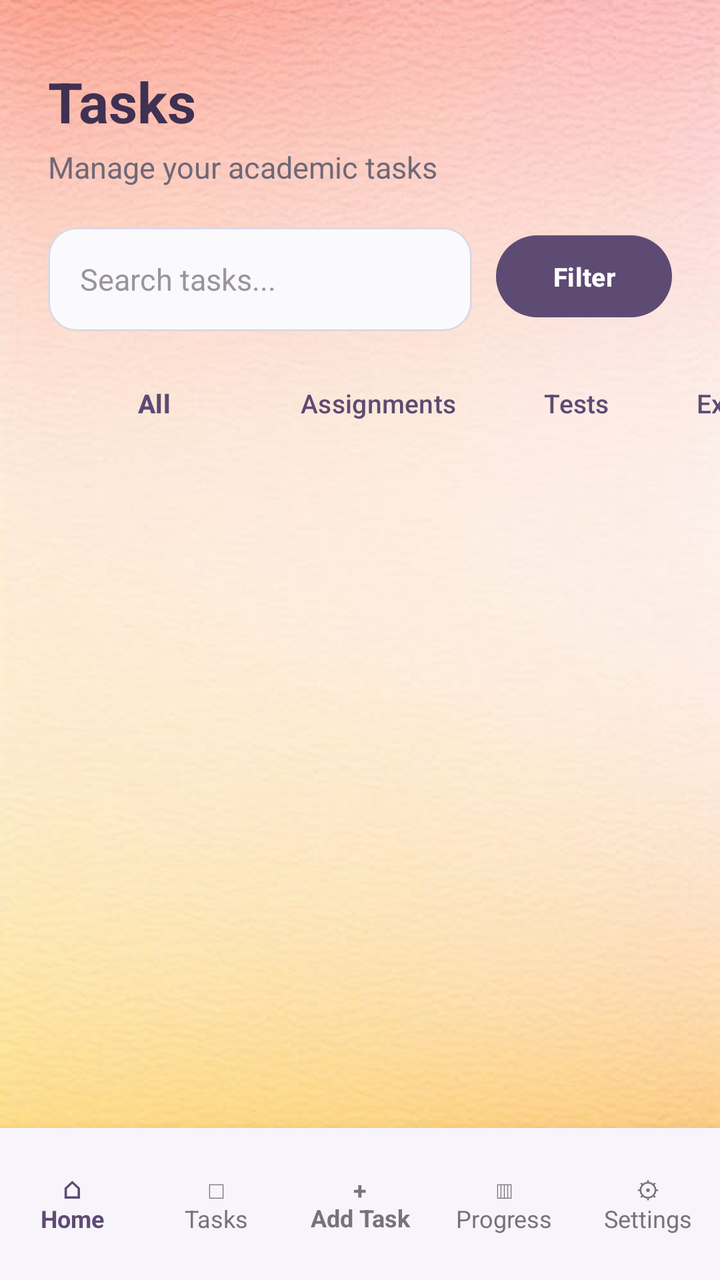
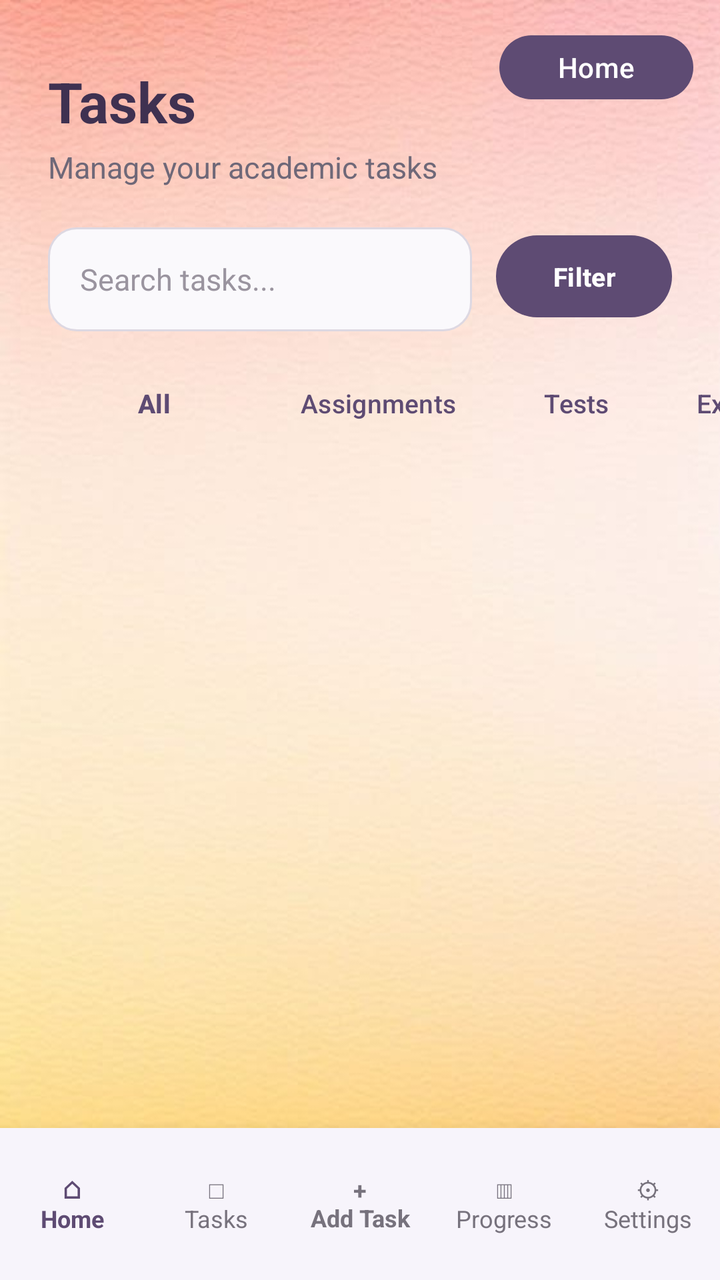

Before-and-after screenshots of an Android layout around one commit, followed by the original layout XML and the change that was made.
<!-- AndroidManifest.xml: application theme Theme.StudyMate -->
<!-- res/layout/fragment_task.xml -->
<?xml version="1.0" encoding="utf-8"?>
<androidx.constraintlayout.widget.ConstraintLayout
    xmlns:android="http://schemas.android.com/apk/res/android"
    xmlns:app="http://schemas.android.com/apk/res-auto"
    xmlns:tools="http://schemas.android.com/tools"
    android:layout_width="match_parent"
    android:layout_height="match_parent"
    android:background="@drawable/background_3"
    tools:context=".TaskFragment">

    <TextView
        android:id="@+id/taskTitle"
        android:layout_width="wrap_content"
        android:layout_height="wrap_content"
        android:layout_marginStart="24dp"
        android:layout_marginTop="32dp"
        android:text="@string/tasks"
        android:textColor="#3F3151"
        android:textSize="28sp"
        android:textStyle="bold"
        app:layout_constraintStart_toStartOf="parent"
        app:layout_constraintTop_toTopOf="parent" />

    <TextView
        android:id="@+id/taskSubtitle"
        android:layout_width="wrap_content"
        android:layout_height="wrap_content"
        android:layout_marginStart="24dp"
        android:layout_marginTop="4dp"
        android:text="@string/manage_your_academic_tasks"
        android:textColor="#6F6878"
        android:textSize="15sp"
        app:layout_constraintStart_toStartOf="parent"
        app:layout_constraintTop_toBottomOf="@id/taskTitle" />

    <EditText
        android:id="@+id/searchTasks"
        android:layout_width="0dp"
        android:layout_height="52dp"
        android:layout_marginStart="24dp"
        android:layout_marginTop="20dp"
        android:layout_marginEnd="12dp"
        android:autofillHints=""
        android:background="@drawable/edit_text_background"
        android:hint="@string/search_tasks"
        android:inputType="text"
        android:paddingStart="16dp"
        android:paddingEnd="16dp"
        android:textColor="#3F3151"
        android:textColorHint="#9A949F"
        android:textSize="15sp"
        app:layout_constraintEnd_toStartOf="@id/btnFilter"
        app:layout_constraintStart_toStartOf="parent"
        app:layout_constraintTop_toBottomOf="@id/taskSubtitle" />

    <Button
        android:id="@+id/btnFilter"
        android:layout_width="0dp"
        android:layout_height="49dp"
        android:layout_marginTop="20dp"
        android:layout_marginEnd="24dp"
        android:text="@string/filter"
        android:textColor="#FFFFFF"
        android:textSize="13sp"
        android:textStyle="bold"
        app:layout_constraintEnd_toEndOf="parent"
        app:layout_constraintTop_toBottomOf="@id/taskSubtitle" />

    <HorizontalScrollView
        android:id="@+id/quickFilterScroll"
        android:layout_width="0dp"
        android:layout_height="wrap_content"
        android:layout_marginTop="14dp"
        android:scrollbars="none"
        app:layout_constraintEnd_toEndOf="parent"
        app:layout_constraintStart_toStartOf="parent"
        app:layout_constraintTop_toBottomOf="@id/searchTasks">

        <LinearLayout
            style="?android:attr/buttonBarStyle"
            android:layout_width="wrap_content"
            android:layout_height="wrap_content"
            android:orientation="horizontal"
            android:paddingStart="24dp"
            android:paddingEnd="24dp">

            <Button
                android:id="@+id/filterAll"
                style="?android:attr/buttonBarButtonStyle"
                android:layout_width="90dp"
                android:layout_height="44dp"
                android:layout_marginEnd="8dp"
                android:text="@string/all"
                android:textSize="13sp"
                android:textStyle="bold" />

            <Button
                android:id="@+id/filterAssignments"
                style="?android:attr/buttonBarButtonStyle"
                android:layout_width="wrap_content"
                android:layout_height="44dp"
                android:layout_marginEnd="8dp"
                android:text="@string/assignments"
                android:textSize="13sp" />

            <Button
                android:id="@+id/filterTests"
                style="?android:attr/buttonBarButtonStyle"
                android:layout_width="wrap_content"
                android:layout_height="44dp"
                android:layout_marginEnd="8dp"
                android:text="@string/tests"
                android:textSize="13sp" />

            <Button
                android:id="@+id/filterExams"
                style="?android:attr/buttonBarButtonStyle"
                android:layout_width="wrap_content"
                android:layout_height="44dp"
                android:text="@string/exams"
                android:textSize="13sp" />

        </LinearLayout>

    </HorizontalScrollView>

    <androidx.recyclerview.widget.RecyclerView
        android:id="@+id/taskRecyclerView"
        android:layout_width="0dp"
        android:layout_height="0dp"
        android:layout_marginStart="24dp"
        android:layout_marginTop="16dp"
        android:layout_marginEnd="24dp"
        android:clipToPadding="false"
        android:paddingBottom="16dp"
        app:layout_constraintBottom_toTopOf="@id/bottomNav"
        app:layout_constraintEnd_toEndOf="parent"
        app:layout_constraintStart_toStartOf="parent"
        app:layout_constraintTop_toBottomOf="@id/quickFilterScroll" />

    <TextView
        android:id="@+id/emptyTaskMessage"
        android:layout_width="0dp"
        android:layout_height="wrap_content"
        android:layout_marginStart="40dp"
        android:layout_marginEnd="40dp"
        android:gravity="center"
        android:text="@string/no_tasks_available"
        android:textColor="#6F6878"
        android:textSize="16sp"
        android:visibility="gone"
        app:layout_constraintBottom_toTopOf="@id/bottomNav"
        app:layout_constraintEnd_toEndOf="parent"
        app:layout_constraintStart_toStartOf="parent"
        app:layout_constraintTop_toBottomOf="@id/quickFilterScroll" />

    <include
        android:id="@+id/bottomNav"
        layout="@layout/bottom_nav"
        android:layout_width="0dp"
        android:layout_height="76dp"
        app:layout_constraintBottom_toBottomOf="parent"
        app:layout_constraintEnd_toEndOf="parent"
        app:layout_constraintStart_toStartOf="parent" />

</androidx.constraintlayout.widget.ConstraintLayout>
<!-- res/layout/bottom_nav.xml (included above) -->
<?xml version="1.0" encoding="utf-8"?>
<LinearLayout
    xmlns:android="http://schemas.android.com/apk/res/android"
    android:id="@+id/bottomNav"
    android:layout_width="match_parent"
    android:layout_height="76dp"
    android:orientation="horizontal"
    android:gravity="center"
    android:background="@color/studymate_background"
    android:elevation="10dp"
    android:paddingTop="6dp"
    android:paddingBottom="6dp">

    <TextView
        android:id="@+id/navHome"
        android:layout_width="0dp"
        android:layout_height="match_parent"
        android:layout_weight="1"
        android:text="@string/_10_home"
        android:gravity="center"
        android:textColor="@color/studymate_primary"
        android:textSize="12sp"
        android:textStyle="bold" />

    <TextView
        android:id="@+id/navTasks"
        android:layout_width="0dp"
        android:layout_height="match_parent"
        android:layout_weight="1"
        android:text="@string/_10_tasks"
        android:gravity="center"
        android:textColor="@color/studymate_text_grey"
        android:textSize="12sp" />

    <TextView
        android:id="@+id/navAddTask"
        android:layout_width="0dp"
        android:layout_height="match_parent"
        android:layout_weight="1"
        android:text="@string/_10_add_task"
        android:gravity="center"
        android:textColor="@color/studymate_text_grey"
        android:textSize="12sp"
        android:textStyle="bold" />

    <TextView
        android:id="@+id/navProgress"
        android:layout_width="0dp"
        android:layout_height="match_parent"
        android:layout_weight="1"
        android:text="@string/_10_progress"
        android:gravity="center"
        android:textColor="@color/studymate_text_grey"
        android:textSize="12sp" />

    <TextView
        android:id="@+id/navSettings"
        android:layout_width="0dp"
        android:layout_height="match_parent"
        android:layout_weight="1"
        android:text="@string/_10_settings"
        android:gravity="center"
        android:textColor="@color/studymate_text_grey"
        android:textSize="12sp" />

</LinearLayout>
<!-- resources referenced by this layout -->
<resources>
  <color name="studymate_background">#F7F4FB</color>
  <color name="studymate_primary">#5E4B73</color>
  <color name="studymate_text_grey">#77727D</color>
  <!-- drawable background_3: jpeg bitmap (drawable, 20573 bytes) -->
  <!-- drawable edit_text_background (drawable) -->
  <?xml version="1.0" encoding="utf-8"?>
  <shape xmlns:android="http://schemas.android.com/apk/res/android">
  
      <solid android:color="#FAF9FC" />
  
      <corners android:radius="14dp" />
  
      <stroke
          android:width="1dp"
          android:color="#DDD8E2" />
  
  </shape>
  <string name="_10_add_task">+\nAdd Task</string>
  <string name="_10_home">⌂\nHome</string>
  <string name="_10_progress">▥\nProgress</string>
  <string name="_10_settings">⚙\nSettings</string>
  <string name="_10_tasks">□\nTasks</string>
  <string name="all">All</string>
  <string name="assignments">Assignments</string>
  <string name="exams">Exams</string>
  <string name="filter">Filter</string>
  <string name="manage_your_academic_tasks">Manage your academic tasks</string>
  <string name="no_tasks_available">No tasks available</string>
  <string name="search_tasks">Search tasks...</string>
  <string name="tasks">Tasks</string>
  <string name="tests">Tests</string>
  <style name="Theme.StudyMate" parent="Base.Theme.StudyMate" />
  <style name="Base.Theme.StudyMate" parent="Theme.Material3.Light.NoActionBar">
          <item name="colorPrimary">@color/studymate_primary</item>
          <item name="colorOnPrimary">@android:color/white</item>
  
          <item name="android:windowBackground">@color/studymate_background</item>
          <item name="android:textColorPrimary">@android:color/black</item>
          <item name="android:textColorSecondary">@android:color/black</item>
      </style>
</resources>

<!-- the commit's change to res/layout/fragment_task.xml (unified diff, before → after) -->
@@ -153,6 +153,18 @@
         app:layout_constraintEnd_toEndOf="parent"
         app:layout_constraintStart_toStartOf="parent"
         app:layout_constraintTop_toBottomOf="@id/quickFilterScroll" />
+
+    <Button
+        android:id="@+id/backToHome"
+        android:layout_width="97dp"
+        android:layout_height="40dp"
+        android:text="Home"
+        app:layout_constraintBottom_toBottomOf="parent"
+        app:layout_constraintEnd_toEndOf="parent"
+        app:layout_constraintHorizontal_bias="0.949"
+        app:layout_constraintStart_toStartOf="parent"
+        app:layout_constraintTop_toTopOf="parent"
+        app:layout_constraintVertical_bias="0.023" />
 
     <include
         android:id="@+id/bottomNav"
